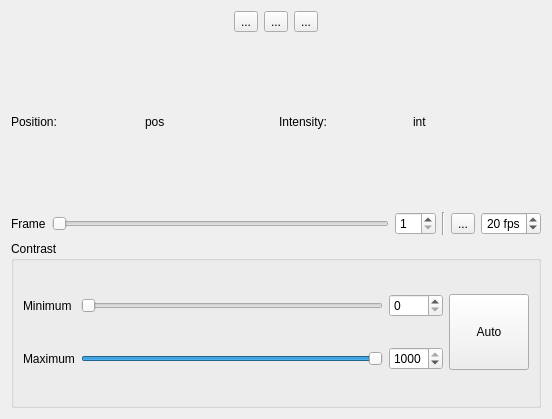
Before: the Qt Designer form sdt/gui/micro_view_widget.ui in schuetzgroup/sdt-python, drawn with Qt 5.
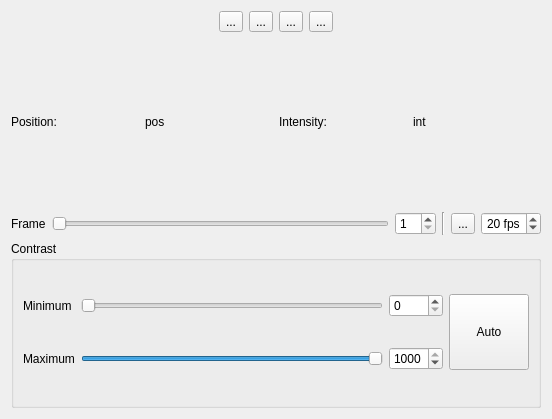
After: the same form once the commit is applied. Icons and pictures are not drawn.

Commit message: locator GUI: Add zoom-to-fit button

```diff
--- a/sdt/gui/micro_view_widget.ui
+++ b/sdt/gui/micro_view_widget.ui
@@ -53,6 +53,16 @@
        </property>
       </widget>
      </item>
+     <item>
+      <widget class="QToolButton" name="zoomFitButton">
+       <property name="text">
+        <string>...</string>
+       </property>
+       <property name="icon">
+        <iconset theme="zoom-fit-best"/>
+       </property>
+      </widget>
+     </item>
      <item>
       <widget class="QToolButton" name="zoomInButton">
        <property name="text">
```
Left out of the diff: 8 changed lines with no effect on the pictures. The commit also changes 1 other file.
